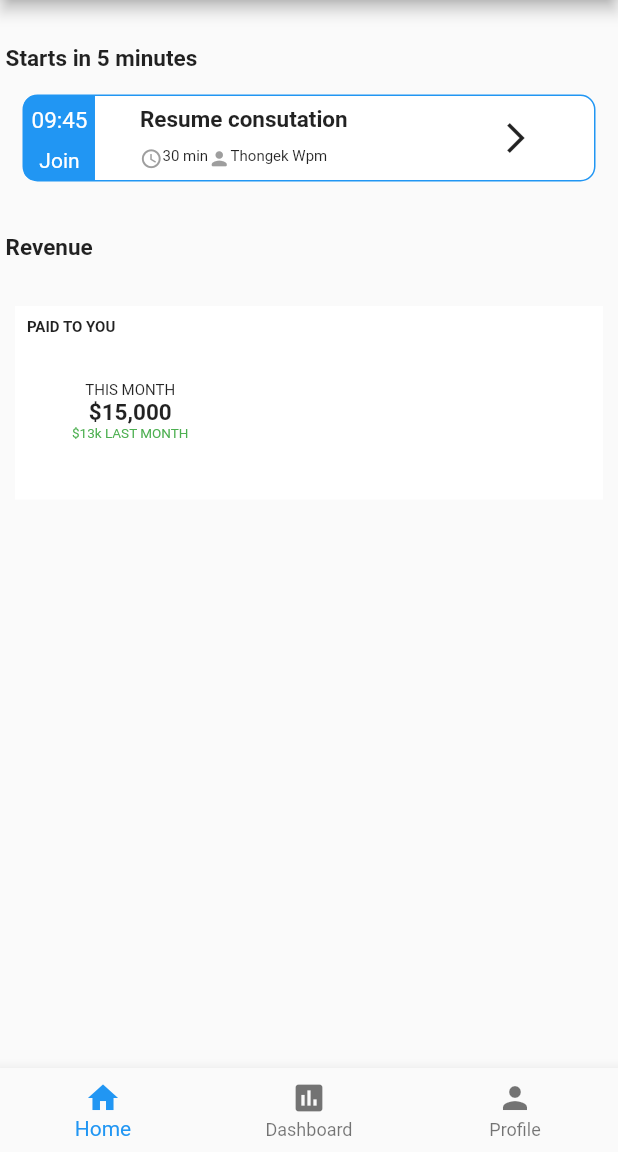
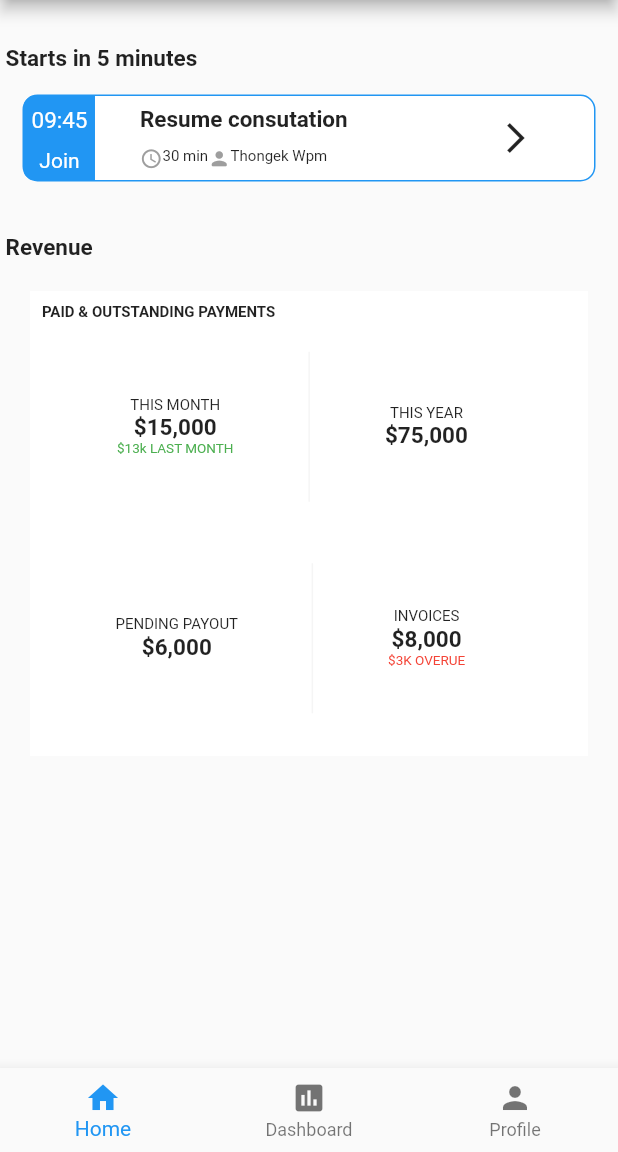
Before and after one commit to Thongek-wpm/flutter_project_test, a Flutter app: the screen it shows after launch, on a phone screen of 412 x 824 dp, the part 84-1236 px from its top. Run offline on Flutter 3.47's test engine with Material 2 defaults, Android fonts, the phone set to English and light mode, and no system bars.

Commit message:
Update homeUI.dart

```diff
--- a/lib/screen/homeUI.dart
+++ b/lib/screen/homeUI.dart
@@ -130,7 +130,10 @@ class _HomeUiState extends State<HomeUi> {
                     ),
                     SizedBox(height: 20),
                     Padding(
-                      padding: const EdgeInsets.all(10.0),
+                      padding: const EdgeInsets.only(
+                        left: 20,
+                        right: 20,
+                      ),
                       child: Container(
                         color: Colors.white,
                         child: Padding(
@@ -140,18 +143,17 @@ class _HomeUiState extends State<HomeUi> {
                               crossAxisAlignment: CrossAxisAlignment.start,
                               children: [
                                 Text(
-                                'PAID TO YOU',
+                                  'PAID & OUTSTANDING PAYMENTS',
                                   style: TextStyle(
-                                    fontSize: 10, fontWeight: FontWeight.bold),
+                                      fontSize: 10,
+                                      fontWeight: FontWeight.bold),
                                 ),
                                 Row(
                                   crossAxisAlignment: CrossAxisAlignment.center,
                                   children: [
                                     Padding(
-                                    padding: const EdgeInsets.all(30.0),
+                                      padding: const EdgeInsets.all(50.0),
                                       child: Column(
-                                      children: [
-                                        Column(
                                         children: [
                                           Text(
                                             'THIS MONTH',
@@ -163,23 +165,105 @@ class _HomeUiState extends State<HomeUi> {
                                                 fontWeight: FontWeight.bold,
                                                 fontSize: 15),
                                           ),
-                                          ],
-                                        ),
                                           Text(
                                             '\$13k LAST MONTH',
                                             style: TextStyle(
-                                              color: Colors.green, fontSize: 9),
-                                        )
+                                                color: Colors.green,
+                                                fontSize: 9),
+                                          ),
+                                        ],
+                                      ),
+                                    ),
+                                    Container(
+                                      padding: EdgeInsets.all(30),
+                                      color: Colors.grey[100],
+                                      height: 100,
+                                      width: 1,
+                                    ),
+                                    Padding(
+                                      padding: const EdgeInsets.all(50.0),
+                                      child: Column(
+                                        children: [
+                                          Text(
+                                            'THIS YEAR',
+                                            style: TextStyle(fontSize: 10),
+                                          ),
+                                          Text(
+                                            '\$75,000',
+                                            style: TextStyle(
+                                                fontWeight: FontWeight.bold,
+                                                fontSize: 15),
+                                          ),
                                         ],
                                       ),
                                     ),
                                   ],
                                 ),
+                                Row(
+                                    crossAxisAlignment:
+                                        CrossAxisAlignment.center,
+                                    children: [
+                                      Padding(
+                                        padding: const EdgeInsets.all(49.0),
+                                        child: Column(
+                                          children: [
+                                            Text(
+                                              'PENDING PAYOUT',
+                                              style: TextStyle(fontSize: 10),
+                                            ),
+                                            Text(
+                                              '\$6,000',
+                                              style: TextStyle(
+                                                  fontWeight: FontWeight.bold,
+                                                  fontSize: 15),
+                                            ),
                                           ],
                                         ),
                                       ),
+                                      Container(
+                                        padding: EdgeInsets.all(30),
+                                        color: Colors.grey[100],
+                                        height: 100,
+                                        width: 1,
+                                      ),
+                                      Column(
+                                        mainAxisAlignment:
+                                            MainAxisAlignment.start,
+                                        crossAxisAlignment:
+                                            CrossAxisAlignment.start,
+                                        children: [
+                                          Padding(
+                                            padding: const EdgeInsets.all(50.0),
+                                            child: Column(
+                                              children: [
+                                                Text(
+                                                  'INVOICES',
+                                                  style:
+                                                      TextStyle(fontSize: 10),
+                                                ),
+                                                Text(
+                                                  '\$8,000',
+                                                  style: TextStyle(
+                                                      fontWeight:
+                                                          FontWeight.bold,
+                                                      fontSize: 15),
+                                                ),
+                                                Text(
+                                                  '\$3K OVERUE',
+                                                  style: TextStyle(
+                                                      color: Colors.red,
+                                                      fontSize: 9),
+                                                ),
+                                              ],
                                             ),
                                           ),
+                                        ],
+                                      ),
+                                    ]),
+                              ]),
+                        ),
+                      ),
+                    )
                   ],
                 ),
               ],
```
Lines whose indentation alone changed are shown as unchanged.
